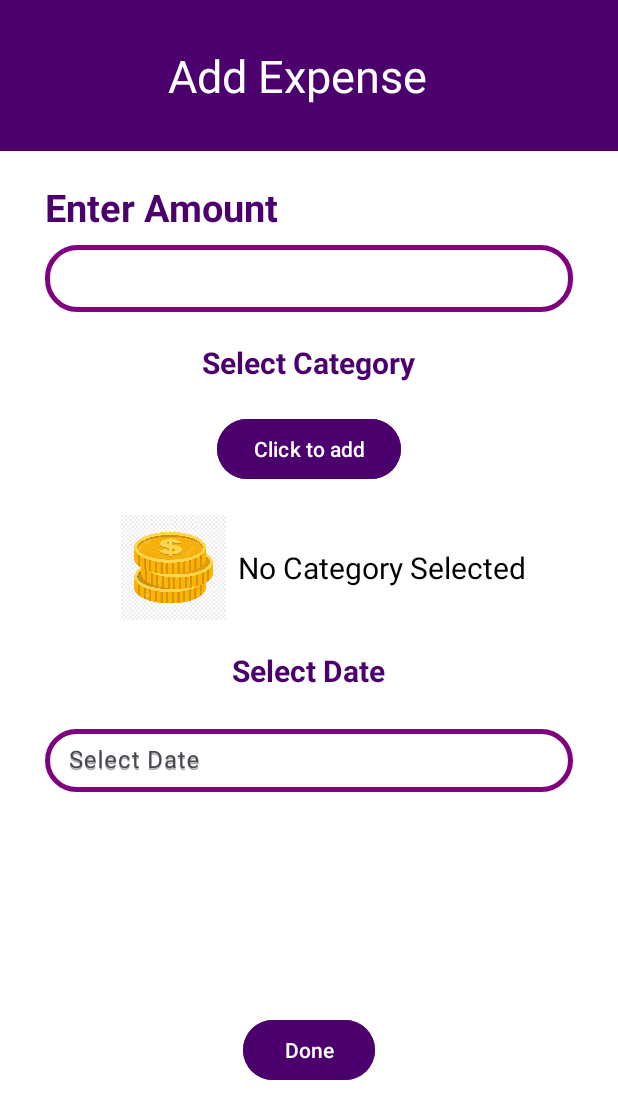
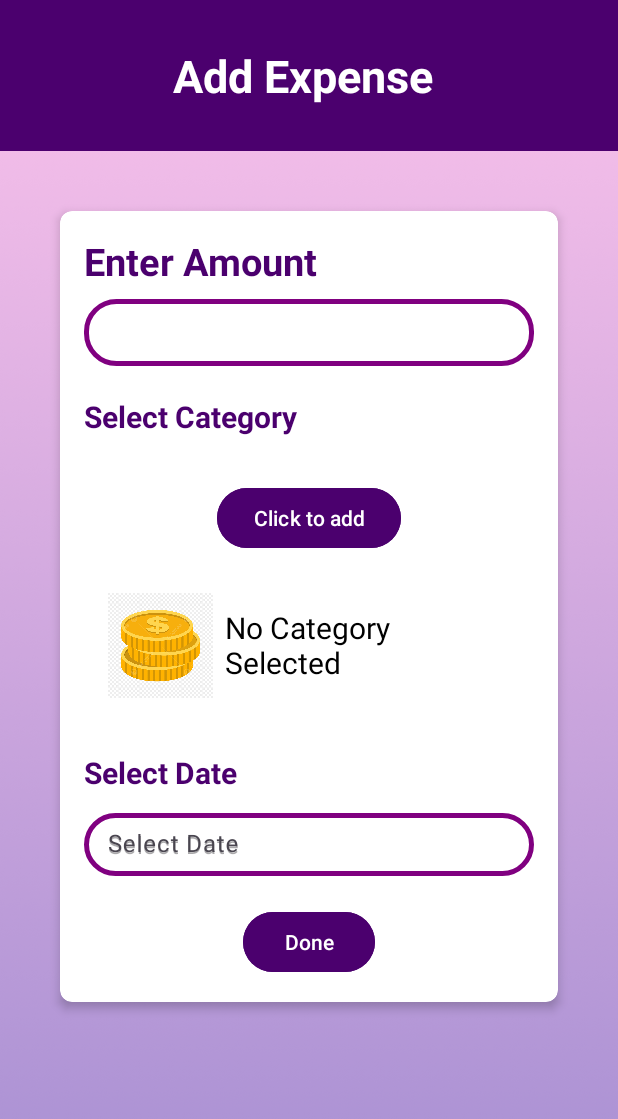
Before and after one commit to Priya-DharshiniS/Mobile-Application---FinWise, an Android app: the expense_log screen opened directly, with no data from a screen before it, on a phone screen of 412 x 824 dp. Shown: the top 1119 px of the screen. Run offline under Robolectric (Android 15) with nearby library versions, the phone set to English and light mode, and no system bars; our stand-ins replace Firebase (no records; nobody signed in at launch, a user with empty details on screens opened directly).

Commit message:
front end for expen

```diff
--- a/app/src/main/res/layout/activity_expense_log.xml
+++ b/app/src/main/res/layout/activity_expense_log.xml
@@ -4,9 +4,10 @@
     xmlns:tools="http://schemas.android.com/tools"
     android:layout_width="match_parent"
     android:layout_height="match_parent"
-    android:background="@color/white"
+    android:background="@drawable/grad"
     tools:context=".expense_log">
 
+    <!-- Header -->
     <LinearLayout
         android:id="@+id/headADD"
         android:layout_width="match_parent"
@@ -23,20 +24,26 @@
             android:text="Add Expense "
             android:textColor="@color/white"
             android:textSize="30sp"
-            android:paddingRight="8dp"
-            android:background="@color/royalpurple" />
+            android:textStyle="bold" />
     </LinearLayout>
 
-
-    <LinearLayout
-        android:id="@+id/amountLayout"
+    <!-- CardView for Expense Details -->
+    <androidx.cardview.widget.CardView
         android:layout_width="match_parent"
         android:layout_height="wrap_content"
         android:layout_below="@id/headADD"
+        android:layout_margin="40dp"
+        android:padding="16dp"
+        app:cardCornerRadius="8dp"
+        app:cardElevation="4dp">
+
+        <LinearLayout
+            android:layout_width="match_parent"
+            android:layout_height="wrap_content"
             android:orientation="vertical"
-        android:paddingHorizontal="30dp"
-        android:layout_marginTop="20dp">
+            android:padding="16dp">
 
+            <!-- Enter Amount -->
             <TextView
                 android:id="@+id/textAmount"
                 android:layout_width="wrap_content"
@@ -55,8 +62,7 @@
                 android:layout_marginTop="8dp"
                 android:inputType="numberDecimal" />
 
-    </LinearLayout>
-
+            <!-- Select Category -->
             <TextView
                 android:id="@+id/textSelectCategory"
                 android:layout_width="wrap_content"
@@ -65,8 +71,6 @@
                 android:textStyle="bold"
                 android:textSize="20sp"
                 android:textColor="@color/royalpurple"
-        android:layout_below="@id/amountLayout"
-        android:layout_centerHorizontal="true"
                 android:layout_marginTop="20dp" />
 
             <Button
@@ -75,21 +79,19 @@
                 android:layout_height="wrap_content"
                 android:text="Click to add"
                 android:textColor="@color/white"
-        android:layout_below="@id/textSelectCategory"
-        android:layout_centerHorizontal="true"
-        android:layout_marginTop="20dp"
+                android:layout_marginTop="30dp"
+                android:layout_gravity="center_horizontal"
                 android:backgroundTint="@color/royalpurple" />
 
+            <!-- Selected Category -->
             <LinearLayout
                 android:id="@+id/categoryLayout"
                 android:layout_width="match_parent"
                 android:layout_height="wrap_content"
-        android:layout_below="@id/buttonSelectCategory"
                 android:orientation="horizontal"
-        android:paddingHorizontal="30dp"
-        android:layout_marginTop="20dp"
-        android:layout_marginLeft="20dp"
-        android:gravity="center">
+                android:padding="16dp"
+                android:layout_marginTop="10dp"
+                android:gravity="center_vertical">
 
                 <ImageView
                     android:id="@+id/selectedCategoryIcon"
@@ -109,7 +111,7 @@
                     android:textSize="20sp" />
             </LinearLayout>
 
-
+            <!-- Select Date -->
             <TextView
                 android:id="@+id/textSelectDate"
                 android:layout_width="wrap_content"
@@ -118,18 +120,14 @@
                 android:textStyle="bold"
                 android:textSize="20sp"
                 android:textColor="@color/royalpurple"
-        android:layout_below="@id/categoryLayout"
-        android:layout_centerHorizontal="true"
                 android:layout_marginTop="20dp" />
 
             <com.google.android.material.textfield.TextInputLayout
                 android:id="@+id/textInputLayoutDate"
                 android:layout_width="match_parent"
                 android:layout_height="wrap_content"
-        android:layout_below="@id/textSelectDate"
-        android:paddingHorizontal="30dp"
-        android:layout_marginTop="20dp"
-        android:hint="Select Date">
+                android:hint="Select Date"
+                android:layout_marginTop="8dp">
 
                 <EditText
                     android:id="@+id/editDate"
@@ -143,14 +141,16 @@
                     android:hint="Select Date" />
             </com.google.android.material.textfield.TextInputLayout>
 
+            <!-- Done Button -->
             <Button
                 android:id="@+id/buttonDone"
                 android:layout_width="wrap_content"
                 android:layout_height="wrap_content"
                 android:text="Done"
+                android:layout_gravity="center_horizontal"
                 android:textColor="@color/white"
-        android:layout_alignParentBottom="true"
-        android:layout_centerHorizontal="true"
-        android:backgroundTint="@color/royalpurple"
-        android:layout_marginBottom="100dp" />
+                android:layout_marginTop="20dp"
+                android:backgroundTint="@color/royalpurple" />
+        </LinearLayout>
+    </androidx.cardview.widget.CardView>
 </RelativeLayout>
```
Also changed, not shown: app/src/main/java/com/example/finwise_app/Alarm.kt (deleted, +0 -7 lines), app/src/main/java/com/example/finwise_app/AlarmAdapter.kt (deleted, +0 -35 lines), app/src/main/res/drawable/ex_gradient.xml (added, +9 -0 lines), app/src/main/res/layout/activity_expense.xml (+21 -9 lines), app/src/main/res/drawable/grad.png (added). Lines whose indentation alone changed are shown as unchanged.
